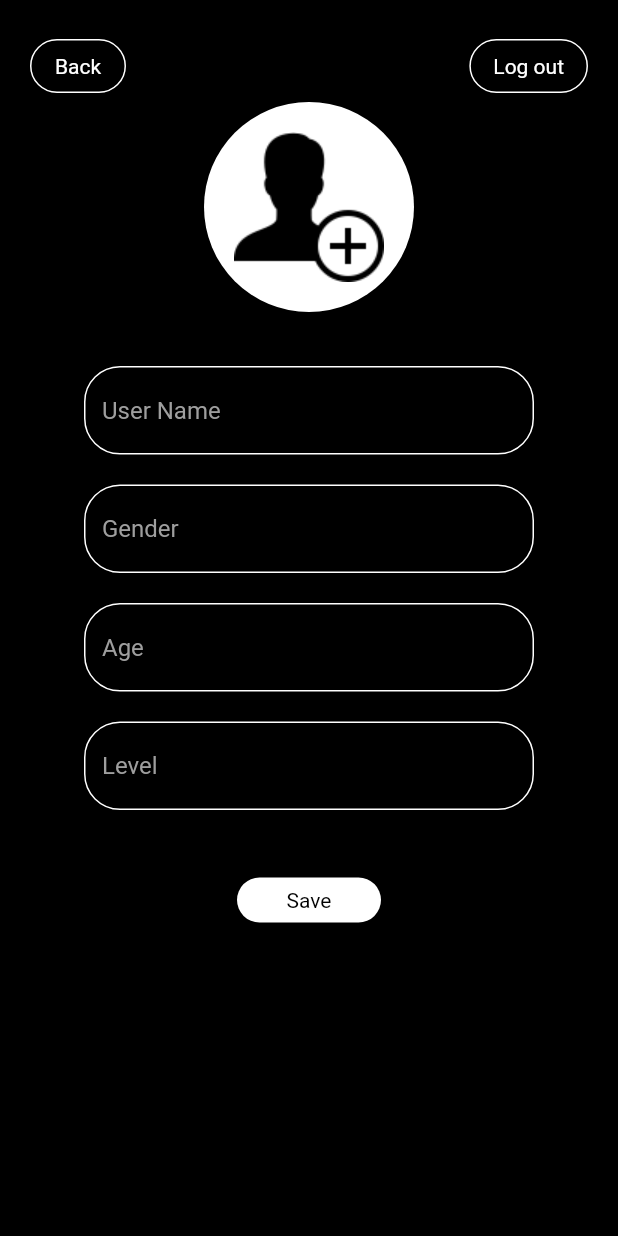
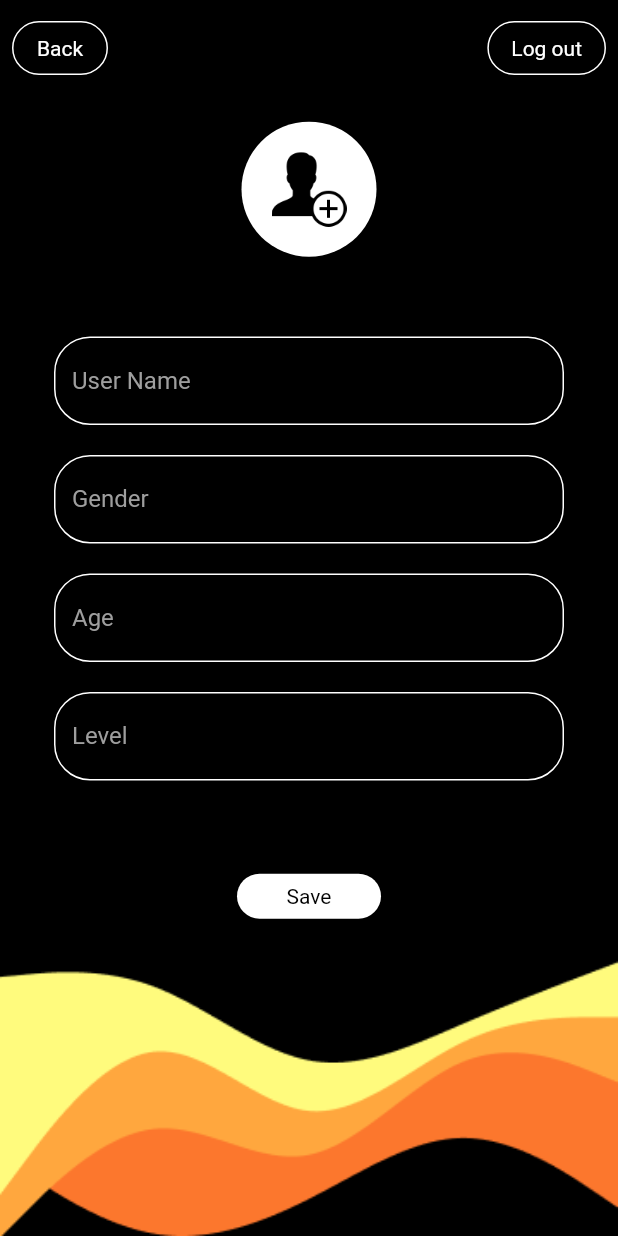
Before and after one commit to geekCyberWarrior/YogaPostureDetectionFlutter, a Flutter app: the screen it shows once a user with an empty profile is signed in, after a tap on "Edit Profile", on a phone screen of 412 x 824 dp. Run offline on Flutter 3.47's test engine with Material 2 defaults, Android fonts, the phone set to English and light mode, and no system bars; our stand-ins replace firebase_auth, firebase_core, fluttertoast; accounts and stored records are empty.

Commit message:
Waves Images Added

```diff
--- a/lib/screens/edit_profile.dart
+++ b/lib/screens/edit_profile.dart
@@ -10,13 +10,15 @@ class EditProfile extends StatelessWidget {
       body: Container(
         width: MediaQuery.of(context).size.width,
         height: MediaQuery.of(context).size.height,
-        padding: EdgeInsets.all(20.0),
         decoration: BoxDecoration(
           color: Colors.black,
         ),
         child: Column(
+          mainAxisAlignment: MainAxisAlignment.spaceBetween,
           children: [
-            Row(
+            Padding(
+              padding: const EdgeInsets.all(8.0),
+              child: Row(
                 mainAxisAlignment: MainAxisAlignment.spaceBetween,
                 children: [
                   ElevatedButton(
@@ -53,6 +55,7 @@ class EditProfile extends StatelessWidget {
                   ),
                 ],
               ),
+            ),
             Container(
               padding: EdgeInsets.all(20.0),
               decoration: BoxDecoration(
@@ -61,7 +64,7 @@ class EditProfile extends StatelessWidget {
               ),
               child: Image.asset(
                 "images/account_icon_add.png",
-                width: 100,
+                width: 50,
               ),
             ),
             Container(
@@ -154,6 +157,10 @@ class EditProfile extends StatelessWidget {
                 ),
               ),
             ),
+            Container(
+              width: MediaQuery.of(context).size.width,
+              child: Image.asset("images/orange_wave.png", fit: BoxFit.cover),
+            ),
           ],
         ),
       ),
--- a/lib/screens/homeView.dart
+++ b/lib/screens/homeView.dart
@@ -17,8 +17,11 @@ class HomeView extends StatelessWidget {
           color: Colors.black,
         ),
         child: Column(
-          mainAxisAlignment: MainAxisAlignment.spaceEvenly,
+          mainAxisAlignment: MainAxisAlignment.spaceBetween,
           children: [
+            SizedBox(
+              height: 20.0,
+            ),
             Text(
               "Welcome !",
               style: TextStyle(color: Colors.white),
@@ -34,7 +37,7 @@ class HomeView extends StatelessWidget {
                   ),
                   child: Image.asset(
                     "images/account_icon.jpg",
-                    width: 100,
+                    width: 50,
                   ),
                 ),
                 // Container(
@@ -100,7 +103,10 @@ class HomeView extends StatelessWidget {
                         ),
                       ),
                       onPressed: () {
-                        Navigator.push(context, MaterialPageRoute(builder: (context) => BasicLevelHome()));
+                        Navigator.push(
+                            context,
+                            MaterialPageRoute(
+                                builder: (context) => BasicLevelHome()));
                       },
                     ),
                   ),
@@ -128,12 +134,19 @@ class HomeView extends StatelessWidget {
                         ),
                       ),
                       onPressed: () {
-                        Navigator.push(context, MaterialPageRoute(builder: (context) => IntermediateLevelHome()));
+                        Navigator.push(
+                            context,
+                            MaterialPageRoute(
+                                builder: (context) => IntermediateLevelHome()));
                       },
                     ),
                   ),
                 ),
               ],
+            ),
+            Container(
+              width: MediaQuery.of(context).size.width,
+              child: Image.asset("images/orange_wave.png", fit: BoxFit.cover),
             ),
           ],
         ),
--- a/pubspec.yaml
+++ b/pubspec.yaml
@@ -55,6 +55,9 @@ flutter:
     - images/register.jpg
     - images/account_icon.jpg
     - images/account_icon_add.png
+    - images/orange_wave.png
+    - images/purple_wave.png
+    - images/blue_wave.png
 
   # An image asset can refer to one or more resolution-specific "variants", see
   # https://flutter.dev/assets-and-images/#resolution-aware.
```
Also changed, not shown: lib/screens/basic_level_home.dart (+9 -2 lines), lib/screens/intermediate_level_home.dart (+9 -2 lines), images/blue_wave.png (added), images/orange_wave.png (added), images/purple_wave.png (added). Lines whose indentation alone changed are shown as unchanged.
